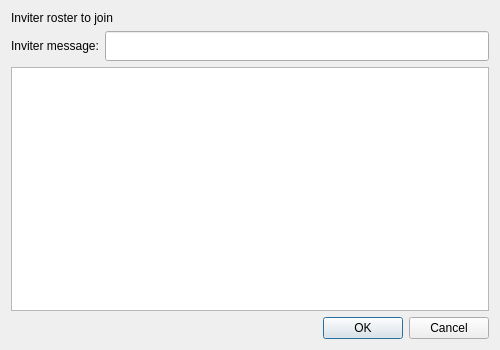
KangLin/RabbitIm, file Widgets/FrmGroupChat/DlgInviter.ui: the form before one commit.
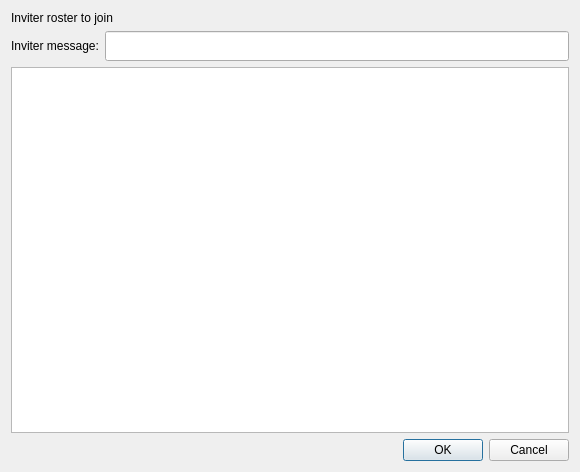
The form after the commit. Custom widgets are drawn as their Qt base class.

Diff of the .ui file:
```diff
--- a/Widgets/FrmGroupChat/DlgInviter.ui
+++ b/Widgets/FrmGroupChat/DlgInviter.ui
@@ -6,8 +6,8 @@
    <rect>
     <x>0</x>
     <y>0</y>
-    <width>500</width>
-    <height>350</height>
+    <width>580</width>
+    <height>472</height>
    </rect>
   </property>
   <property name="windowTitle">
```
